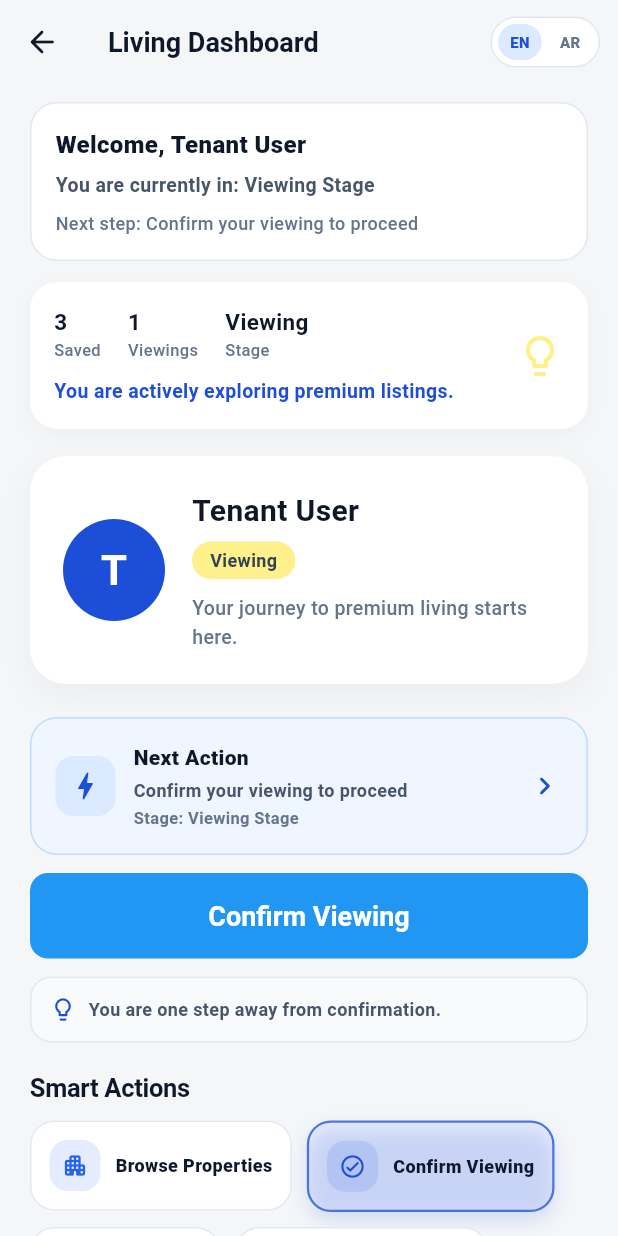
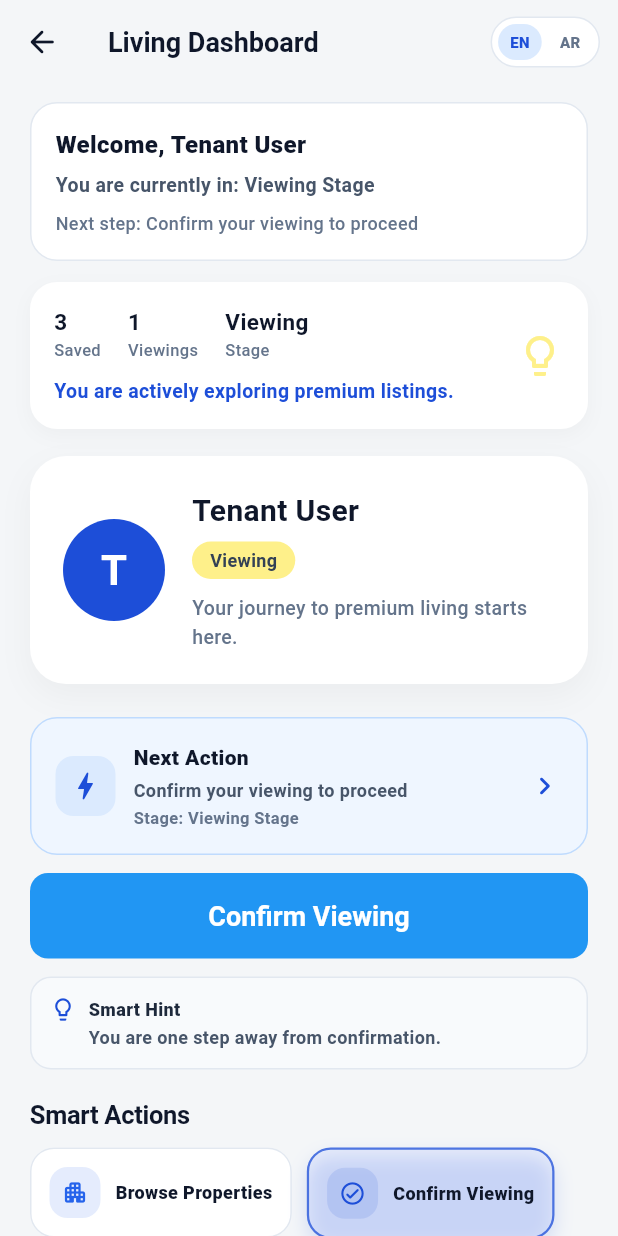
Before and after one commit to mohamedelfart/omni-project-app, a Flutter app: the ProfileScreen screen opened directly, on a phone screen of 412 x 824 dp. Run offline on Flutter 3.47's test engine with Material 3 defaults, Android fonts, the phone set to English and light mode, and no system bars; our stand-ins replace carousel_slider, smooth_page_indicator; network calls fail.

Commit message:
feat: introduce stage normalization and dynamic labeling in ProfileScreen for improved user experience and localization

```diff
--- a/lib/features/properties/screens/profile_screen.dart
+++ b/lib/features/properties/screens/profile_screen.dart
@@ -33,8 +33,29 @@ class _ProfileScreenState extends State<ProfileScreen> {
   // ── Helpers ───────────────────────────────────────────────────────────────
   String _t(String en, String ar) => OmniRentI18n.t(context, en, ar);
 
+  int _normalizeStage(int stage) {
+    if (stage < 0) return 0;
+    if (stage > 4) return 4;
+    return stage;
+  }
+
+  String _stageLabel(int stage) {
+    switch (_normalizeStage(stage)) {
+      case 0:
+        return _t('Browse Stage', 'مرحلة التصفح');
+      case 1:
+        return _t('Cart Stage', 'مرحلة العربة');
+      case 2:
+        return _t('Viewing Stage', 'مرحلة المعاينة');
+      case 3:
+        return _t('Reserved Stage', 'مرحلة الحجز');
+      default:
+        return _t('Move-In Stage', 'مرحلة الانتقال');
+    }
+  }
+
   String _stageCtaLabel(int stage) {
-    switch (stage) {
+    switch (_normalizeStage(stage)) {
       case 0:
         return _t('Browse Properties', 'تصفح العقارات');
       case 1:
@@ -49,7 +70,7 @@ class _ProfileScreenState extends State<ProfileScreen> {
   }
 
   String _stageNextAction(int stage) {
-    switch (stage) {
+    switch (_normalizeStage(stage)) {
       case 0:
         return _t('Add a property to your cart', 'أضف عقاراً إلى عربتك');
       case 1:
@@ -73,7 +94,7 @@ class _ProfileScreenState extends State<ProfileScreen> {
   }
 
   String _stageSmartHint(int stage) {
-    switch (stage) {
+    switch (_normalizeStage(stage)) {
       case 0:
         return _t(
           'Start by exploring properties that match your needs.',
@@ -140,19 +161,7 @@ class _ProfileScreenState extends State<ProfileScreen> {
         );
     }
 
-    final String stageLabel = () {
-      switch (userStatus) {
-        case 'Viewing':
-          return _t('Viewing Stage', 'مرحلة المعاينة');
-        case 'Reserved':
-          return _t('Reserved Stage', 'مرحلة الحجز');
-        case 'Living':
-          return _t('Living Stage', 'مرحلة السكن');
-        default:
-          return _t('Browse Stage', 'مرحلة التصفح');
-      }
-    }();
-
+    final String stageLabel = _stageLabel(journeyStep);
     final String nextStepText = _stageNextAction(journeyStep);
     final String smartHintText = _stageSmartHint(journeyStep);
 
@@ -551,6 +560,7 @@ class _SmartHintCard extends StatelessWidget {
 
   @override
   Widget build(BuildContext context) {
+    final bool ar = OmniRentI18n.isArabic(context);
     return Container(
       width: double.infinity,
       margin: const EdgeInsets.only(bottom: 4),
@@ -561,6 +571,7 @@ class _SmartHintCard extends StatelessWidget {
         border: Border.all(color: const Color(0xFFE2E8F0)),
       ),
       child: Row(
+        crossAxisAlignment: CrossAxisAlignment.start,
         children: [
           const Icon(
             Icons.lightbulb_outline_rounded,
@@ -569,13 +580,28 @@ class _SmartHintCard extends StatelessWidget {
           ),
           const SizedBox(width: 8),
           Expanded(
-            child: Text(
+            child: Column(
+              crossAxisAlignment:
+                  ar ? CrossAxisAlignment.end : CrossAxisAlignment.start,
+              children: [
+                Text(
+                  OmniRentI18n.t(context, 'Smart Hint', 'تلميح ذكي'),
+                  style: const TextStyle(
+                    color: Color(0xFF1E293B),
+                    fontSize: 12,
+                    fontWeight: FontWeight.w800,
+                  ),
+                ),
+                const SizedBox(height: 2),
+                Text(
                   hintText,
                   style: const TextStyle(
                     color: Color(0xFF475569),
                     fontSize: 12,
                     fontWeight: FontWeight.w600,
                   ),
+                ),
+              ],
             ),
           ),
         ],
@@ -697,7 +723,7 @@ class _SmartActions extends StatelessWidget {
         ),
         _ActionChipCard(
           icon: Icons.support_agent_rounded,
-          label: OmniRentI18n.t(context, 'Request Service', 'طلب خدمة'),
+          label: OmniRentI18n.t(context, 'Manage Services', 'إدارة الخدمات'),
           color: const Color(0xFF7C3AED),
           isPrimary: _isPrimaryForStage('service'),
           onTap: onRequestService,
```
Lines whose indentation alone changed are shown as unchanged.
